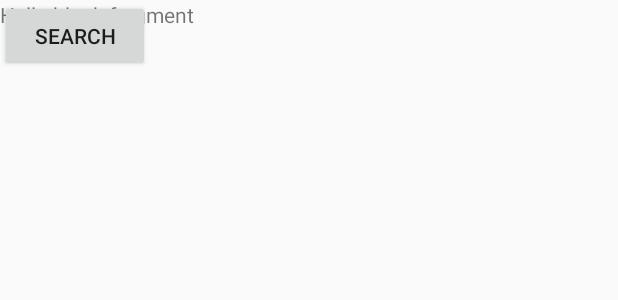
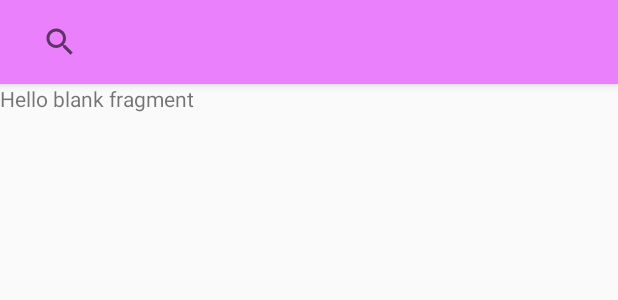
Before and after one commit to sammy9867/HotelFinder, an Android app: the layout fragment_location_search.xml on its own in the app's theme, with its tools: preview values and no code run, on a phone screen of 412 x 824 dp. Shown: the top 300 px of the screen. Run offline under Robolectric (Android 15) with nearby library versions, the phone set to English and light mode, and no system bars.

Commit message:
added search view in locationSearchFragment

```diff
--- a/app/src/main/java/com/thesis/hotelfinder/model/Hotel.kt
+++ b/app/src/main/java/com/thesis/hotelfinder/model/Hotel.kt
@@ -8,5 +8,6 @@ data class Hotel(@SerializedName("location_id") val location_id: Int,
                  @SerializedName("longitude") val longitude: Double,
                  @SerializedName("num_reviews") val num_reviews: Int,
                  @SerializedName("ranking") val ranking: String,
-                 @SerializedName("rating") val rating: Float
-                  )
+                 @SerializedName("rating") val rating: Float,
+                 @SerializedName("price_level") val price_level: String,
+                 @SerializedName("price") val price: String)
--- a/app/src/main/res/layout/fragment_location_search.xml
+++ b/app/src/main/res/layout/fragment_location_search.xml
@@ -4,22 +4,44 @@
         xmlns:app="http://schemas.android.com/apk/res-auto"
         tools:context=".ui.LocationSearchFragment">
 
-    <FrameLayout
+    <RelativeLayout
             android:layout_width="match_parent"
             android:layout_height="match_parent">
 
-        <TextView
-                android:id="@+id/displayJson"
+        <com.google.android.material.appbar.AppBarLayout
+                android:id="@+id/locationSearchTopBar"
+                android:layout_width="match_parent"
+                android:layout_height="wrap_content">
+            <com.google.android.material.appbar.MaterialToolbar
+                    android:id="@+id/locationSearchToolbar"
+                    android:layout_width="match_parent"
+                    android:layout_height="?attr/actionBarSize"
+                    android:background="@color/colorPrimary">
+
+                <androidx.appcompat.widget.SearchView
+                        android:id="@+id/locationSearchView"
+                        android:layout_width="match_parent"
+                        android:layout_height="wrap_content"
+                />
+
+            </com.google.android.material.appbar.MaterialToolbar>
+        </com.google.android.material.appbar.AppBarLayout>
+
+
+        <FrameLayout
+                android:id="@+id/frameLayout"
                 android:layout_width="match_parent"
                 android:layout_height="match_parent"
-                android:text="@string/hello_blank_fragment"/>
+                android:layout_below="@+id/locationSearchTopBar">
 
-        <Button
-                android:id="@+id/locationSearch"
-                android:layout_width="100dp"
-                android:layout_height="wrap_content"
-                android:text="Search"
-               />
-    </FrameLayout>
+            <TextView
+                    android:id="@+id/displayJson"
+                    android:layout_width="match_parent"
+                    android:layout_height="match_parent"
+                    android:text="@string/hello_blank_fragment"/>
 
+        </FrameLayout>
+
+
+    </RelativeLayout>
 </layout>
--- a/app/src/main/res/values/colors.xml
+++ b/app/src/main/res/values/colors.xml
@@ -1,6 +1,6 @@
 <?xml version="1.0" encoding="utf-8"?>
 <resources>
-    <color name="colorPrimary">#008577</color>
-    <color name="colorPrimaryDark">#00574B</color>
-    <color name="colorAccent">#D81B60</color>
+    <color name="colorPrimary">#ea80fc</color>
+    <color name="colorPrimaryDark">#b64fc8</color>
+    <color name="colorAccent">#ffb2ff</color>
 </resources>
```
Also changed, not shown: app/src/main/java/com/thesis/hotelfinder/model/HotelDetails.kt (+25 -1 lines), app/src/main/java/com/thesis/hotelfinder/ui/HotelFragment.kt (+2 -9 lines), app/src/main/java/com/thesis/hotelfinder/ui/LocationSearchFragment.kt (+28 -11 lines).
